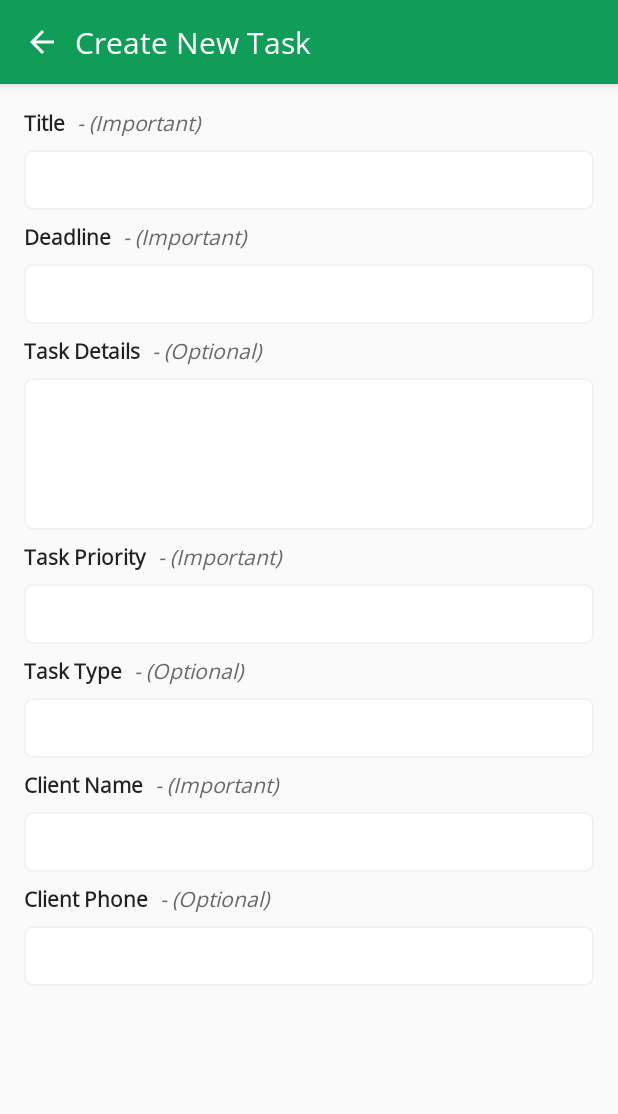
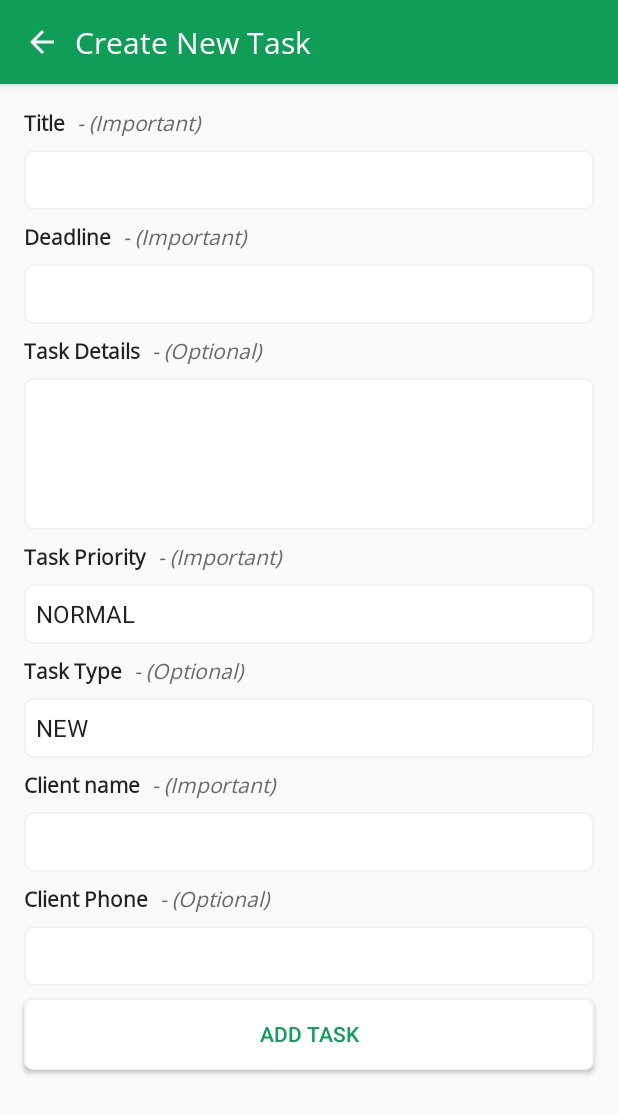
Before and after one commit to chettrir1/TaskManager, an Android app: the CreateNewTaskFragment screen opened directly, with no data from a screen before it, on a phone screen of 412 x 824 dp. Shown: the top 1114 px of the screen. Run offline under Robolectric (Android 15) with nearby library versions, the phone set to English and light mode, and no system bars; our stand-ins replace Dagger/Hilt's generated code, RxJava, data binding.

```diff
--- a/app/src/main/java/com/techsales/taskmanager/createtask/CreateNewTaskContract.java
+++ b/app/src/main/java/com/techsales/taskmanager/createtask/CreateNewTaskContract.java
@@ -3,10 +3,15 @@ package com.techsales.taskmanager.createtask;
 import com.techsales.taskmanager.BasePresenter;
 import com.techsales.taskmanager.BaseView;
 
+import java.util.List;
+
 public interface CreateNewTaskContract {
 
     interface View extends BaseView<Presenter> {
 
+        void setPrioritySpinner(List<String> priority);
+
+        void setTaskTypeSpinner(List<String> type);
     }
 
     interface Presenter extends BasePresenter {
--- a/app/src/main/java/com/techsales/taskmanager/createtask/CreateNewTaskFragment.java
+++ b/app/src/main/java/com/techsales/taskmanager/createtask/CreateNewTaskFragment.java
@@ -5,13 +5,26 @@ import android.os.Bundle;
 import android.view.LayoutInflater;
 import android.view.View;
 import android.view.ViewGroup;
+import android.widget.ArrayAdapter;
 
+import androidx.annotation.NonNull;
+import androidx.databinding.DataBindingUtil;
 import androidx.fragment.app.Fragment;
 
 import com.techsales.taskmanager.BaseFragment;
 import com.techsales.taskmanager.R;
+import com.techsales.taskmanager.databinding.FragmentCreateNewTaskBinding;
+
+import java.util.ArrayList;
+import java.util.List;
+
+import javax.inject.Inject;
 
 public class CreateNewTaskFragment extends BaseFragment implements CreateNewTaskContract.View {
+    private FragmentCreateNewTaskBinding binding;
+
+    @Inject
+    CreateNewTaskContract.Presenter presenter;
 
 
     public static Fragment getInstance() {
@@ -19,10 +32,40 @@ public class CreateNewTaskFragment extends BaseFragment implements CreateNewTask
     }
 
     @Override
-    public View onCreateView(LayoutInflater inflater, ViewGroup container,
+    public View onCreateView(@NonNull LayoutInflater inflater, ViewGroup container,
                              Bundle savedInstanceState) {
-        // Inflate the layout for this fragment
-        return inflater.inflate(R.layout.fragment_create_new_task, container, false);
+        binding = DataBindingUtil.inflate(inflater, R.layout.fragment_create_new_task, null, false);
+
+        return binding.getRoot();
     }
 
+    @Override
+    public void onResume() {
+        super.onResume();
+        presenter.start();
+    }
+
+    @Override
+    public void onStop() {
+        presenter.stop();
+        super.onStop();
+    }
+
+    @Override
+    public void setPrioritySpinner(List<String> priority) {
+        if (getContext() != null) {
+            ArrayAdapter<String> adapter = new ArrayAdapter<>(getContext(), android.R.layout.simple_spinner_item, priority);
+            adapter.setDropDownViewResource(android.R.layout.simple_spinner_dropdown_item);
+            binding.prioritySpinner.setAdapter(adapter);
+        }
+    }
+
+    @Override
+    public void setTaskTypeSpinner(List<String> type) {
+        if (getContext() != null) {
+            ArrayAdapter<String> adapter = new ArrayAdapter<>(getContext(), android.R.layout.simple_spinner_item, type);
+            adapter.setDropDownViewResource(android.R.layout.simple_spinner_dropdown_item);
+            binding.taskTypeSpinner.setAdapter(adapter);
+        }
+    }
 }
--- a/app/src/main/java/com/techsales/taskmanager/createtask/CreateNewTaskPresenter.java
+++ b/app/src/main/java/com/techsales/taskmanager/createtask/CreateNewTaskPresenter.java
@@ -2,6 +2,10 @@ package com.techsales.taskmanager.createtask;
 
 import com.techsales.taskmanager.di.TaskManagerComponent;
 import com.techsales.taskmanager.utils.Commons;
+import com.techsales.taskmanager.utils.Constants;
+
+import java.util.ArrayList;
+import java.util.List;
 
 import io.reactivex.disposables.Disposable;
 
@@ -9,7 +13,6 @@ public class CreateNewTaskPresenter implements CreateNewTaskContract.Presenter {
 
     private final TaskManagerComponent component;
     private CreateNewTaskContract.View view;
-    private Disposable disposable;
 
     CreateNewTaskPresenter(TaskManagerComponent component, CreateNewTaskContract.View view) {
         this.component = component;
@@ -18,10 +21,26 @@ public class CreateNewTaskPresenter implements CreateNewTaskContract.Presenter {
 
     @Override
     public void start() {
+        setTaskPriority();
+        setTaskType();
     }
 
     @Override
     public void stop() {
-        Commons.dispose(disposable);
+    }
+
+    private void setTaskPriority() {
+        List<String> priorities = new ArrayList<>();
+        priorities.add(Constants.PRIORITY_TYPE_ONE);
+        priorities.add(Constants.PRIORITY_TYPE_TWO);
+        priorities.add(Constants.PRIORITY_TYPE_THREE);
+        view.setPrioritySpinner(priorities);
+    }
+
+    private void setTaskType() {
+        List<String> type = new ArrayList<>();
+        type.add(Constants.TASK_TYPE_NEW);
+        type.add(Constants.TASK_TYPE_MANTAIN);
+        view.setTaskTypeSpinner(type);
     }
 }
--- a/app/src/main/java/com/techsales/taskmanager/dashboard/container/DashboardActivityModule.java
+++ b/app/src/main/java/com/techsales/taskmanager/dashboard/container/DashboardActivityModule.java
@@ -9,11 +9,6 @@ import dagger.Provides;
 @Module
 public class DashboardActivityModule {
 
-    /* @Provides
-     @ActivityScope
-     Activity provideActivity(DashboardActivity activity) {
-         return activity;
-     }*/
     @Provides
     @ActivityScope
     DashboardContract.View provideDashboardActivity(DashboardActivity activity) {
--- a/app/src/main/java/com/techsales/taskmanager/utils/Constants.java
+++ b/app/src/main/java/com/techsales/taskmanager/utils/Constants.java
@@ -27,6 +27,9 @@ public class Constants {
     public static final String TITLE_PENDING_TASK = "Pending Tasks";
     public static final String TITLE_COMPLETED_TASK = "Completed Tasks";
 
+    public static final String TASK_TYPE_NEW = "NEW";
+    public static final String TASK_TYPE_MANTAIN = "MAINTAINANCE";
+
 
     static final int CAMERA_REQUEST_CODE = 100;
     static final int GALLERY_REQUEST_CODE = 203;
@@ -35,4 +38,5 @@ public class Constants {
     static final int CONTACTS_PERMISSION_CODE = 500;
     static final int CALL_PERMISSION_CODE = 600;
 
+
 }
--- /dev/null
+++ b/app/src/main/res/drawable/ic_assign_staff.xml
@@ -0,0 +1,6 @@
+<vector android:height="24dp" android:viewportHeight="488.2"
+    android:viewportWidth="488.2" android:width="24dp" xmlns:android="http://schemas.android.com/apk/res/android">
+    <path android:fillColor="#FF000000" android:pathData="M189,131.65h110.3c11.1,0 20.1,-9 20.1,-20.1v-13.6c0,-11.1 -9,-20.1 -20.1,-20.1h-6.2v-8.5c0,-8.5 -6.9,-15.4 -15.4,-15.4h-67.1c-8.5,0 -15.4,6.9 -15.4,15.4v8.5H189c-11.1,0 -20.1,9 -20.1,20.1v13.6C168.9,122.75 177.9,131.65 189,131.65z"/>
+    <path android:fillColor="#FF000000" android:pathData="M432.1,106.55h-94.2v5c0,21.3 -17.4,38.7 -38.7,38.7H189c-21.3,0 -38.7,-17.4 -38.7,-38.7v-5H56.1c-31,0 -56.1,25.1 -56.1,56.1v215.5c0,31 25.1,56.1 56.1,56.1h376c31,0 56.1,-25.1 56.1,-56.1v-215.5C488.2,131.75 463.1,106.55 432.1,106.55zM140.5,367.55c-53.6,0 -97.1,-43.5 -97.1,-97.1s43.5,-97.1 97.1,-97.1s97.1,43.5 97.1,97.1S194.2,367.55 140.5,367.55zM433.4,324.95H269.5v-20.9h163.8v20.9H433.4zM433.4,280.85H269.5v-20.9h163.8v20.9H433.4zM433.4,236.75H269.5v-20.9h163.8v20.9H433.4z"/>
+    <path android:fillColor="#FF000000" android:pathData="M140.8,192.05c-43.3,0 -78.4,35.1 -78.4,78.4c0,18.6 6.5,35.7 17.3,49.1c0.7,-6.3 3.4,-13.5 11.4,-15.5c15.4,-3.9 27.9,-12.7 27.9,-12.7l11.6,36.6l1.6,5l5.2,-14.7c-13,-18.1 3.4,-17.4 3.4,-17.4s16.4,-0.7 3.4,17.4l5.1,14.6l1.6,-4.9v0.1l1.8,-5.8l9.7,-30.8c0,0 12.5,8.8 27.9,12.7c8,2 10.7,9.2 11.4,15.5c10.8,-13.4 17.3,-30.5 17.3,-49.1C219.2,227.15 184.1,192.05 140.8,192.05zM171.8,261.25c-2,7.2 -4,9.3 -5.4,9.4c-1.3,8.6 -8.2,19.5 -18.9,23.4c-4.5,1.6 -9.4,1.6 -13.9,0c-10.9,-3.9 -17.6,-14.8 -18.9,-23.4c-1.4,-0.1 -3.4,-2.1 -5.4,-9.4c-2.8,-9.9 0.2,-11.4 2.7,-11.1c-0.5,-1.4 -0.8,-2.7 -1.1,-4.1l0,0c-0.9,-4.6 -1.1,-8.9 -0.1,-13.1c1.3,-5.5 4.3,-9.9 7.6,-13.4c2.1,-2.2 4.5,-4.2 7,-5.8c2.1,-1.4 4.4,-2.7 6.8,-3.5l0,0c2,-0.7 4,-1.1 6.2,-1.2c6.8,-0.6 11.9,1.1 15.6,3.3c5.5,3 7.6,7.1 7.6,7.1s12.6,0.9 8.4,26.6c-0.2,1.3 -0.6,2.7 -1.1,4.1C171.6,249.95 174.6,251.35 171.8,261.25z"/>
+</vector>
--- a/app/src/main/res/layout/fragment_create_new_task.xml
+++ b/app/src/main/res/layout/fragment_create_new_task.xml
@@ -5,7 +5,7 @@
 
     <androidx.core.widget.NestedScrollView
         android:layout_width="match_parent"
-        android:layout_height="wrap_content">
+        android:layout_height="match_parent">
 
         <androidx.constraintlayout.widget.ConstraintLayout
             android:layout_width="match_parent"
@@ -191,7 +191,7 @@
                 app:layout_constraintTop_toBottomOf="@+id/etTaskDetails" />
 
             <Spinner
-                android:id="@+id/spinner"
+                android:id="@+id/prioritySpinner"
                 android:layout_width="0dp"
                 android:layout_height="@dimen/button_height_normal"
                 android:layout_marginTop="8dp"
@@ -206,11 +206,11 @@
                 android:layout_height="wrap_content"
                 android:layout_marginTop="8dp"
                 android:fontFamily="@font/open_sans"
-                android:text="Task Type"
+                android:text="@string/create_new_task_text_task_type"
                 android:textAppearance="@style/TextAppearance.AppCompat.Body1"
                 android:textStyle="bold"
                 app:layout_constraintStart_toStartOf="@+id/guidelineLeft"
-                app:layout_constraintTop_toBottomOf="@+id/spinner" />
+                app:layout_constraintTop_toBottomOf="@+id/prioritySpinner" />
 
             <TextView
                 android:id="@+id/textView11"
@@ -225,10 +225,10 @@
                 android:textStyle="italic"
                 app:layout_constraintEnd_toStartOf="@+id/guidelineRight"
                 app:layout_constraintStart_toEndOf="@+id/textView10"
-                app:layout_constraintTop_toBottomOf="@+id/spinner" />
+                app:layout_constraintTop_toBottomOf="@+id/prioritySpinner" />
 
             <Spinner
-                android:id="@+id/spinner2"
+                android:id="@+id/taskTypeSpinner"
                 android:layout_width="0dp"
                 android:layout_height="@dimen/button_height_normal"
                 android:layout_marginTop="8dp"
@@ -243,11 +243,11 @@
                 android:layout_height="wrap_content"
                 android:layout_marginTop="8dp"
                 android:fontFamily="@font/open_sans"
-                android:text="Client Name"
+                android:text="@string/view_task_text_client_name"
                 android:textAppearance="@style/TextAppearance.AppCompat.Body1"
                 android:textStyle="bold"
                 app:layout_constraintStart_toStartOf="@+id/guidelineLeft"
-                app:layout_constraintTop_toBottomOf="@+id/spinner2" />
+                app:layout_constraintTop_toBottomOf="@+id/taskTypeSpinner" />
 
             <TextView
                 android:id="@+id/textView13"
@@ -263,7 +263,7 @@
                 android:textStyle="italic"
                 app:layout_constraintEnd_toStartOf="@+id/guidelineRight"
                 app:layout_constraintStart_toEndOf="@+id/textView12"
-                app:layout_constraintTop_toBottomOf="@+id/spinner2" />
+                app:layout_constraintTop_toBottomOf="@+id/taskTypeSpinner" />
 
             <EditText
                 android:id="@+id/editText4"
@@ -312,7 +312,6 @@
                 android:layout_width="0dp"
                 android:layout_height="@dimen/button_height_normal"
                 android:layout_marginTop="8dp"
-                android:layout_marginBottom="32dp"
                 android:background="@drawable/bg_bod_edittext"
                 android:ems="10"
                 android:fontFamily="@font/open_sans"
@@ -321,8 +320,25 @@
                 android:paddingEnd="@dimen/spacing_tiny"
                 app:layout_constraintBottom_toBottomOf="parent"
                 app:layout_constraintEnd_toStartOf="@+id/guidelineRight"
+                app:layout_constraintHorizontal_bias="1.0"
                 app:layout_constraintStart_toStartOf="@+id/guidelineLeft"
-                app:layout_constraintTop_toBottomOf="@+id/textView14" />
+                app:layout_constraintTop_toBottomOf="@+id/textView14"
+                app:layout_constraintVertical_bias="0.0" />
+
+            <TextView
+                android:id="@+id/button"
+                style="@style/Widget.AppCompat.Button.Colored"
+                android:layout_width="0dp"
+                android:layout_height="wrap_content"
+                android:layout_marginTop="8dp"
+                android:layout_marginBottom="32dp"
+                android:background="@drawable/bg_bod_edittext"
+                android:text="@string/create_new_task_text_task_client_button"
+                android:textColor="@color/colorPrimary"
+                app:layout_constraintBottom_toBottomOf="parent"
+                app:layout_constraintEnd_toStartOf="@+id/guidelineRight"
+                app:layout_constraintStart_toStartOf="@+id/guidelineLeft"
+                app:layout_constraintTop_toBottomOf="@+id/etClientPhone" />
         </androidx.constraintlayout.widget.ConstraintLayout>
     </androidx.core.widget.NestedScrollView>
 </layout>
--- a/app/src/main/res/values/strings.xml
+++ b/app/src/main/res/values/strings.xml
@@ -18,7 +18,6 @@
     <string name="login_error_password_empty">password field can\'t be empty</string>
     <string name="login_verify_username_passowrd">Verifying username and password</string>
     <!---->
-
 
     <!--contacts strings-->
     <string name="contacts_toolbar_title_employee_contacts">Employee Contacts</string>
@@ -41,7 +40,6 @@
     <string name="title_change_status">Change Status</string>
     <string name="change_status_enter_remarks">Enter remarks (Optional)</string>
     <string name="change_status_dialog_dismiss">Dismiss</string>
-
     <!---->
 
     <!--fragment dashboard strings-->
@@ -125,7 +123,10 @@
     <string name="create_new_task_warning_optional">- (Optional)</string>
     <string name="create_new_task_text_task_deatails">Task Details</string>
     <string name="create_new_task_text_task_priority">Task Priority</string>
+    <string name="create_new_task_text_task_type">Task Type</string>
+    <string name="create_new_task_text_task_client_name">Client Phone</string>
     <string name="create_new_task_text_task_client_phone">Client Phone</string>
+    <string name="create_new_task_text_task_client_button">Add Task</string>
     <!---->
 
     <!--toolbar menu strings-->
```
Also changed, not shown: app/src/main/res/drawable/ic_assign_accountant.xml (added, +22 -0 lines), app/src/main/res/drawable/ic_assign_admin.xml (added, +6 -0 lines), app/src/main/res/layout/viewholder_create_task_assing_to_recycler_item.xml (added, +67 -0 lines).
